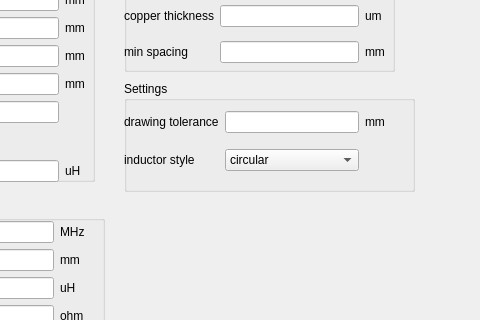
Qt form design.ui (in3otd/spiki) before a commit; both pictures show x 276 to 756 and y 88 to 408 of the 756 by 684 pixel window.
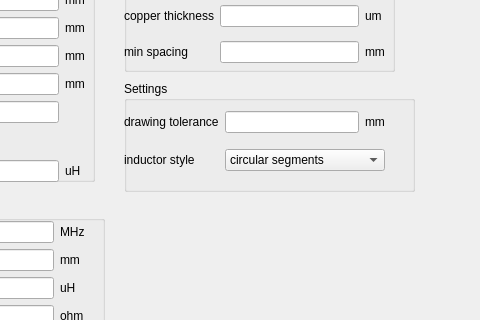
The same form after that commit. Icons and pictures are not drawn.

Commit message:
Correct 2-layer inductor module generation
and prepare for circular arcs spiral support

The edit to the form file:
```diff
--- a/design.ui
+++ b/design.ui
@@ -442,11 +442,16 @@
         </property>
        </widget>
       </item>
-      <item row="1" column="1">
-       <widget class="QComboBox" name="comboBox">
+      <item row="1" column="1" colspan="2">
+       <widget class="QComboBox" name="indStyleCB">
         <item>
          <property name="text">
-          <string>circular</string>
+          <string>circular segments</string>
+         </property>
+        </item>
+        <item>
+         <property name="text">
+          <string>circular arcs</string>
          </property>
         </item>
        </widget>
```
Left out of the diff: 3 changed lines with no effect on the pictures. The commit also changes 2 other files.
